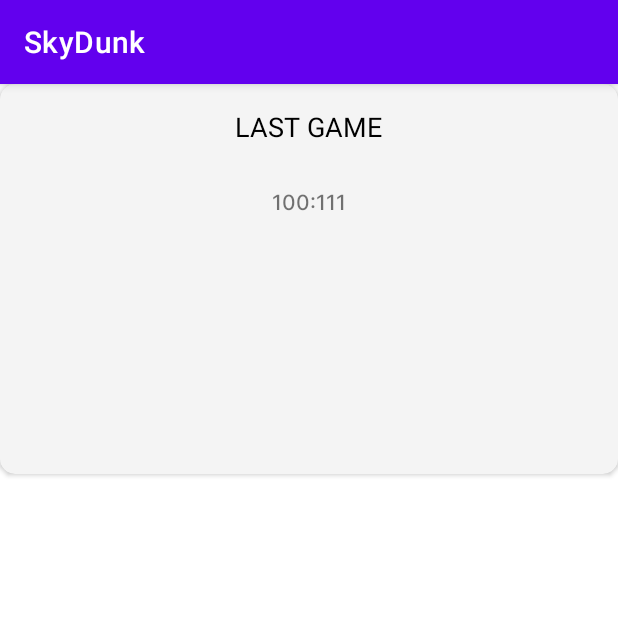
After one commit to nemirskim/sky-dunk, an Android app: the fragment LastGameFragment shown on its own in the app's theme, on a phone screen of 412 x 824 dp, the top half of it. The commit adds this screen. Run offline under Robolectric (Android 15) with nearby library versions, the phone set to English and light mode, and no system bars.

Commit message:
LastGameFragment's .xml was started

```diff
--- /dev/null
+++ b/app/src/main/java/com/example/skydunk/UI/main/LastGameFragment.kt
@@ -0,0 +1,26 @@
+package com.example.skydunk.UI.main
+
+import android.os.Bundle
+import androidx.fragment.app.Fragment
+import android.view.LayoutInflater
+import android.view.View
+import android.view.ViewGroup
+import com.example.skydunk.R
+
+class LastGameFragment : Fragment() {
+    override fun onCreate(savedInstanceState: Bundle?) {
+        super.onCreate(savedInstanceState)
+    }
+
+    override fun onCreateView(
+        inflater: LayoutInflater, container: ViewGroup?,
+        savedInstanceState: Bundle?
+    ): View? {
+        return inflater.inflate(R.layout.fragment_last_game, container, false)
+    }
+
+    companion object {
+        @JvmStatic
+        fun newInstance() = LastGameFragment()
+    }
+}
--- /dev/null
+++ b/app/src/main/res/layout/fragment_last_game.xml
@@ -0,0 +1,45 @@
+<?xml version="1.0" encoding="utf-8"?>
+<FrameLayout xmlns:android="http://schemas.android.com/apk/res/android"
+    xmlns:app="http://schemas.android.com/apk/res-auto"
+    xmlns:tools="http://schemas.android.com/tools"
+    android:layout_width="match_parent"
+    android:layout_height="match_parent"
+    tools:context=".UI.main.LastGameFragment">
+
+    <androidx.cardview.widget.CardView
+        android:layout_width="match_parent"
+        android:layout_height="260dp"
+        android:backgroundTint="@color/grey_background"
+        app:cardCornerRadius="10dp"
+        app:cardElevation="2dp">
+
+        <androidx.constraintlayout.widget.ConstraintLayout
+            android:layout_width="match_parent"
+            android:layout_height="match_parent">
+
+            <TextView
+                android:id="@+id/lastGameTextView"
+                android:layout_width="wrap_content"
+                android:layout_height="wrap_content"
+                android:layout_marginTop="16dp"
+                android:text="@string/last_game"
+                android:textAllCaps="true"
+                android:textColor="@color/black_text_color"
+                android:textSize="18sp"
+                app:layout_constraintEnd_toEndOf="parent"
+                app:layout_constraintStart_toStartOf="parent"
+                app:layout_constraintTop_toTopOf="parent" />
+
+            <TextView
+                android:layout_width="wrap_content"
+                android:layout_height="wrap_content"
+                android:layout_marginTop="28dp"
+                android:fontFamily="@font/inter_medium"
+                android:text="100:111"
+                app:layout_constraintEnd_toEndOf="@id/lastGameTextView"
+                app:layout_constraintStart_toStartOf="@id/lastGameTextView"
+                app:layout_constraintTop_toBottomOf="@id/lastGameTextView" />
+
+        </androidx.constraintlayout.widget.ConstraintLayout>
+    </androidx.cardview.widget.CardView>
+</FrameLayout>
--- a/app/src/main/res/values/colors.xml
+++ b/app/src/main/res/values/colors.xml
@@ -7,4 +7,7 @@
     <color name="teal_700">#FF018786</color>
     <color name="black">#FF000000</color>
     <color name="white">#FFFFFFFF</color>
+
+    <color name="grey_background">#F4F4F4</color>
+    <color name="black_text_color">#FF000000</color>
 </resources>
--- a/app/src/main/res/values/strings.xml
+++ b/app/src/main/res/values/strings.xml
@@ -1,4 +1,5 @@
 <resources>
     <string name="app_name">SkyDunk</string>
     <string name="team_logo">Team logo</string>
+    <string name="last_game">Last game</string>
 </resources>
```
